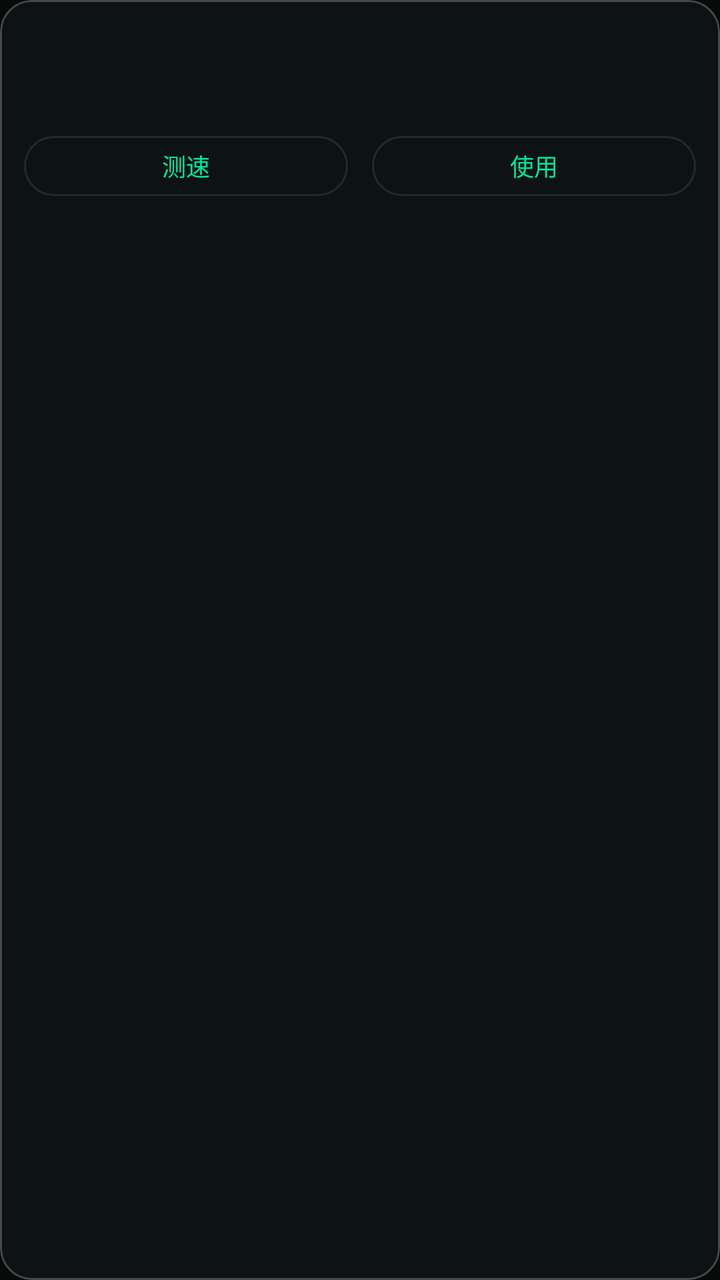
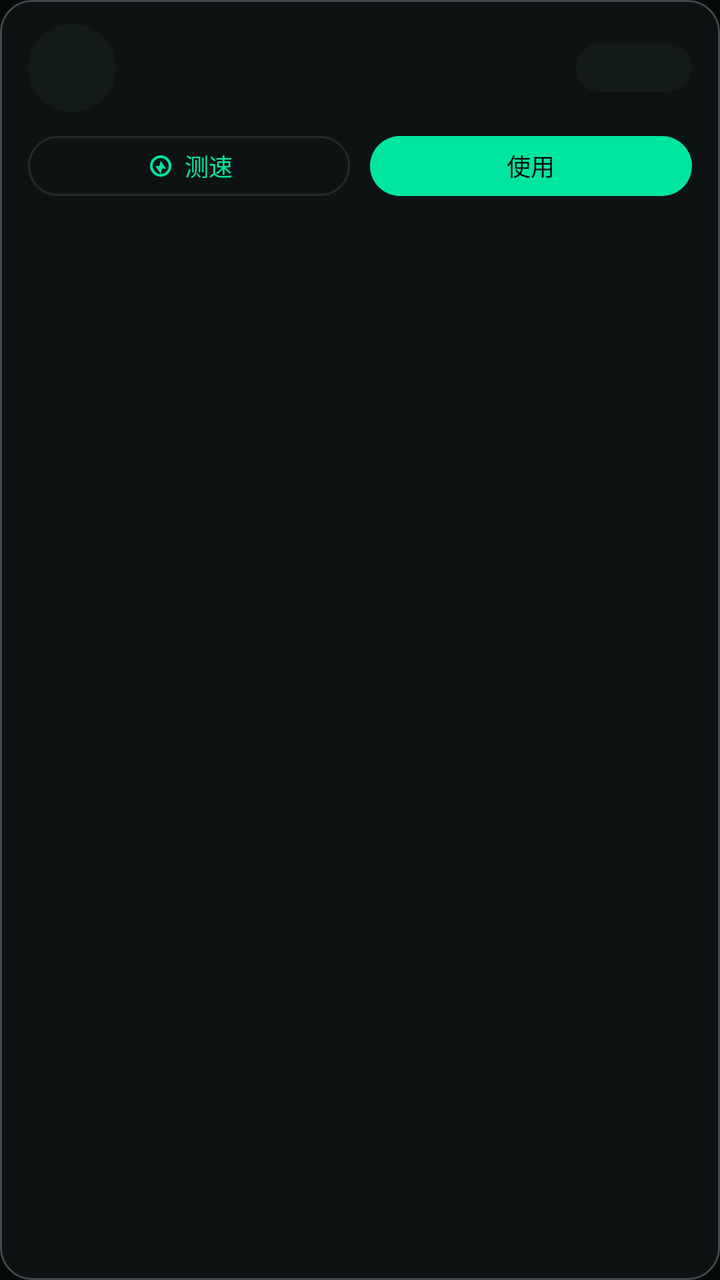

Two renders of the same Android screen: before a commit and after it. Below are the layout's source before the change and the commit's diff.
<!-- AndroidManifest.xml: application theme Theme.TunVPN -->
<!-- res/layout/subscribelistitem.xml -->
<?xml version="1.0" encoding="utf-8"?>
<com.google.android.material.card.MaterialCardView
	xmlns:android="http://schemas.android.com/apk/res/android"
	xmlns:app="http://schemas.android.com/apk/res-auto"
	style="@style/Widget.Material3.CardView.Outlined"
	android:layout_width="match_parent"
	android:layout_height="wrap_content"
	app:cardCornerRadius="16dp">
	<LinearLayout
		android:orientation="vertical"
		android:layout_width="match_parent"
		android:layout_height="wrap_content"
		android:padding="12dp">
		<LinearLayout
			android:orientation="horizontal"
			android:layout_width="match_parent"
			android:layout_height="wrap_content"
			android:gravity="center_vertical">
			<TextView
				android:id="@+id/item_name"
				android:layout_width="0dp"
				android:layout_height="wrap_content"
				android:layout_weight="1"
				android:ellipsize="end"
				android:maxLines="2"
				android:textAppearance="?attr/textAppearanceTitleMedium"
				android:textStyle="bold"/>
			<TextView
				android:id="@+id/item_status"
				android:layout_width="wrap_content"
				android:layout_height="wrap_content"
				android:layout_marginStart="8dp"
				android:gravity="end"
				android:maxLines="1"
				android:textAppearance="?attr/textAppearanceLabelLarge"
				android:textStyle="bold"/>
		</LinearLayout>
		
		<LinearLayout
			android:orientation="horizontal"
			android:layout_width="match_parent"
			android:layout_height="wrap_content"
			android:layout_marginTop="6dp"
			android:gravity="center_vertical">
			<TextView
				android:id="@+id/item_proto"
				android:layout_width="wrap_content"
				android:layout_height="wrap_content"
				android:background="@drawable/bg_chip"
				android:maxLines="1"
				android:paddingLeft="8dp"
				android:paddingRight="8dp"
				android:paddingTop="2dp"
				android:paddingBottom="2dp"
				android:textSize="11sp"
				android:textStyle="bold"
				android:textColor="?attr/colorOnPrimaryContainer"
				android:visibility="gone"/>
			<TextView
				android:id="@+id/item_detail"
				android:layout_width="0dp"
				android:layout_height="wrap_content"
				android:layout_weight="1"
				android:layout_marginStart="8dp"
				android:ellipsize="end"
				android:maxLines="1"
				android:textAppearance="?attr/textAppearanceBodySmall"
				android:textColor="?attr/colorOnSurfaceVariant"/>
		</LinearLayout>
		<TextView
			android:id="@+id/item_badge"
			android:layout_width="wrap_content"
			android:layout_height="wrap_content"
			android:layout_marginTop="6dp"
			android:text="@string/node_in_use"
			android:textAppearance="?attr/textAppearanceLabelMedium"
			android:textStyle="bold"
			android:visibility="gone"/>
		<LinearLayout
			android:orientation="horizontal"
			android:layout_width="match_parent"
			android:layout_height="wrap_content"
			android:layout_marginTop="8dp">
			<com.google.android.material.button.MaterialButton
				android:id="@+id/item_test"
				style="?attr/materialButtonOutlinedStyle"
				android:layout_width="0dp"
				android:layout_weight="1"
				android:layout_height="wrap_content"
				android:minHeight="38dp"
				android:text="@string/sub_test"
				android:textSize="12sp"/>
			<com.google.android.material.button.MaterialButton
				android:id="@+id/item_use"
				style="?attr/materialButtonOutlinedStyle"
				android:layout_width="0dp"
				android:layout_weight="1"
				android:layout_height="wrap_content"
				android:layout_marginStart="12dp"
				android:minHeight="38dp"
				android:text="@string/sub_use"
				android:textSize="12sp"/>
		</LinearLayout>
	</LinearLayout>
</com.google.android.material.card.MaterialCardView>
<!-- resources referenced by this layout -->
<resources>
  <!-- drawable bg_chip (drawable) -->
  <?xml version="1.0" encoding="utf-8"?>
  <shape xmlns:android="http://schemas.android.com/apk/res/android"
  	android:shape="rectangle">
  	<solid android:color="?attr/colorPrimaryContainer"/>
  	<corners android:radius="6dp"/>
  </shape>
  <string name="node_in_use">使用中</string>
  <string name="sub_test">测速</string>
  <string name="sub_use">使用</string>
  <style name="Theme.TunVPN" parent="Theme.Material3.Dark.NoActionBar">
  		<item name="colorPrimary">#00E5A0</item>
  		<item name="colorOnPrimary">#060A09</item>
  		<item name="colorPrimaryContainer">#10261F</item>
  		<item name="colorOnPrimaryContainer">#6CFFD0</item>
  		<item name="colorSecondary">#00E5A0</item>
  		<item name="colorOnSecondary">#060A09</item>
  		<item name="colorSecondaryContainer">#0B2E26</item>
  		<item name="colorOnSecondaryContainer">#6CFFD0</item>
  		<item name="colorError">#FF5C7A</item>
  		<item name="colorOnError">#060A09</item>
  		<item name="colorErrorContainer">#3A1220</item>
  		<item name="colorOnErrorContainer">#FFC2CE</item>
  		<item name="android:colorBackground">#060A09</item>
  		<item name="colorSurface">#0D1312</item>
  		<item name="colorOnSurface">#E4FFF5</item>
  		<item name="colorSurfaceVariant">#131B1A</item>
  		<item name="colorOnSurfaceVariant">#7F9A93</item>
  		<item name="colorSurfaceContainer">#18221F</item>
  		<item name="colorOutline">#1F2C29</item>
  		<item name="android:statusBarColor">@android:color/transparent</item>
  		<item name="android:navigationBarColor">@android:color/transparent</item>
  		<item name="android:windowLightStatusBar">false</item>
  		<item name="android:windowBackground">#060A09</item>
  	</style>
</resources>

<!-- the commit's change to res/layout/subscribelistitem.xml (unified diff, before → after) -->
@@ -10,72 +10,117 @@
 		android:orientation="vertical"
 		android:layout_width="match_parent"
 		android:layout_height="wrap_content"
-		android:padding="12dp">
+		android:paddingLeft="14dp"
+		android:paddingRight="14dp"
+		android:paddingTop="12dp"
+		android:paddingBottom="10dp">
+
 		<LinearLayout
 			android:orientation="horizontal"
 			android:layout_width="match_parent"
 			android:layout_height="wrap_content"
 			android:gravity="center_vertical">
+
+			
 			<TextView
-				android:id="@+id/item_name"
+				android:id="@+id/item_flag"
+				android:layout_width="44dp"
+				android:layout_height="44dp"
+				android:background="@drawable/bg_avatar"
+				android:gravity="center"
+				android:includeFontPadding="false"
+				android:textSize="22sp"/>
+
+			<LinearLayout
+				android:orientation="vertical"
 				android:layout_width="0dp"
 				android:layout_height="wrap_content"
 				android:layout_weight="1"
-				android:ellipsize="end"
-				android:maxLines="2"
-				android:textAppearance="?attr/textAppearanceTitleMedium"
-				android:textStyle="bold"/>
+				android:layout_marginStart="12dp">
+
+				<LinearLayout
+					android:orientation="horizontal"
+					android:layout_width="match_parent"
+					android:layout_height="wrap_content"
+					android:gravity="center_vertical">
+					<TextView
+						android:id="@+id/item_name"
+						android:layout_width="0dp"
+						android:layout_height="wrap_content"
+						android:layout_weight="1"
+						android:ellipsize="end"
+						android:maxLines="1"
+						android:textAppearance="?attr/textAppearanceTitleSmall"
+						android:textStyle="bold"/>
+					<TextView
+						android:id="@+id/item_badge"
+						android:layout_width="wrap_content"
+						android:layout_height="wrap_content"
+						android:layout_marginStart="6dp"
+						android:background="@drawable/bg_chip"
+						android:paddingLeft="6dp"
+						android:paddingRight="6dp"
+						android:paddingTop="1dp"
+						android:paddingBottom="1dp"
+						android:text="@string/node_in_use"
+						android:textSize="10sp"
+						android:textStyle="bold"
+						android:textColor="?attr/colorOnPrimaryContainer"
+						android:visibility="gone"/>
+				</LinearLayout>
+
+				
+				<LinearLayout
+					android:orientation="horizontal"
+					android:layout_width="match_parent"
+					android:layout_height="wrap_content"
+					android:layout_marginTop="3dp"
+					android:gravity="center_vertical">
+					<TextView
+						android:id="@+id/item_proto"
+						android:layout_width="wrap_content"
+						android:layout_height="wrap_content"
+						android:background="@drawable/bg_chip"
+						android:maxLines="1"
+						android:paddingLeft="6dp"
+						android:paddingRight="6dp"
+						android:paddingTop="1dp"
+						android:paddingBottom="1dp"
+						android:textSize="10sp"
+						android:textStyle="bold"
+						android:textColor="?attr/colorOnPrimaryContainer"
+						android:visibility="gone"/>
+					<TextView
+						android:id="@+id/item_detail"
+						android:layout_width="0dp"
+						android:layout_height="wrap_content"
+						android:layout_weight="1"
+						android:layout_marginStart="6dp"
+						android:ellipsize="middle"
+						android:maxLines="1"
+						android:textAppearance="?attr/textAppearanceBodySmall"
+						android:textColor="?attr/colorOnSurfaceVariant"/>
+				</LinearLayout>
+			</LinearLayout>
+
+			
 			<TextView
 				android:id="@+id/item_status"
 				android:layout_width="wrap_content"
 				android:layout_height="wrap_content"
-				android:layout_marginStart="8dp"
-				android:gravity="end"
+				android:layout_marginStart="10dp"
+				android:background="@drawable/bg_pill"
+				android:gravity="center"
 				android:maxLines="1"
-				android:textAppearance="?attr/textAppearanceLabelLarge"
+				android:minWidth="58dp"
+				android:paddingLeft="8dp"
+				android:paddingRight="8dp"
+				android:paddingTop="4dp"
+				android:paddingBottom="4dp"
+				android:textAppearance="?attr/textAppearanceLabelMedium"
 				android:textStyle="bold"/>
 		</LinearLayout>
-		
-		<LinearLayout
-			android:orientation="horizontal"
-			android:layout_width="match_parent"
-			android:layout_height="wrap_content"
-			android:layout_marginTop="6dp"
-			android:gravity="center_vertical">
-			<TextView
-				android:id="@+id/item_proto"
-				android:layout_width="wrap_content"
-				android:layout_height="wrap_content"
-				android:background="@drawable/bg_chip"
-				android:maxLines="1"
-				android:paddingLeft="8dp"
-				android:paddingRight="8dp"
-				android:paddingTop="2dp"
-				android:paddingBottom="2dp"
-				android:textSize="11sp"
-				android:textStyle="bold"
-				android:textColor="?attr/colorOnPrimaryContainer"
-				android:visibility="gone"/>
-			<TextView
-				android:id="@+id/item_detail"
-				android:layout_width="0dp"
-				android:layout_height="wrap_content"
-				android:layout_weight="1"
-				android:layout_marginStart="8dp"
-				android:ellipsize="end"
-				android:maxLines="1"
-				android:textAppearance="?attr/textAppearanceBodySmall"
-				android:textColor="?attr/colorOnSurfaceVariant"/>
-		</LinearLayout>
-		<TextView
-			android:id="@+id/item_badge"
-			android:layout_width="wrap_content"
-			android:layout_height="wrap_content"
-			android:layout_marginTop="6dp"
-			android:text="@string/node_in_use"
-			android:textAppearance="?attr/textAppearanceLabelMedium"
-			android:textStyle="bold"
-			android:visibility="gone"/>
+
 		<LinearLayout
 			android:orientation="horizontal"
 			android:layout_width="match_parent"
@@ -89,17 +134,22 @@
 				android:layout_height="wrap_content"
 				android:minHeight="38dp"
 				android:text="@string/sub_test"
-				android:textSize="12sp"/>
+				android:textSize="12sp"
+				app:cornerRadius="19dp"
+				app:icon="@drawable/ic_speed"
+				app:iconGravity="textStart"
+				app:iconPadding="4dp"
+				app:iconSize="16dp"/>
 			<com.google.android.material.button.MaterialButton
 				android:id="@+id/item_use"
-				style="?attr/materialButtonOutlinedStyle"
 				android:layout_width="0dp"
 				android:layout_weight="1"
 				android:layout_height="wrap_content"
-				android:layout_marginStart="12dp"
+				android:layout_marginStart="10dp"
 				android:minHeight="38dp"
 				android:text="@string/sub_use"
-				android:textSize="12sp"/>
+				android:textSize="12sp"
+				app:cornerRadius="19dp"/>
 		</LinearLayout>
 	</LinearLayout>
 </com.google.android.material.card.MaterialCardView>
<!-- resource entries referenced after the edit -->
@@ -1,5 +1,11 @@
 <!-- resources referenced by this layout -->
 <resources>
+  <!-- drawable bg_avatar (drawable) -->
+  <?xml version="1.0" encoding="utf-8"?>
+  <shape xmlns:android="http://schemas.android.com/apk/res/android"
+  	android:shape="oval">
+  	<solid android:color="?attr/colorSurfaceVariant"/>
+  </shape>
   <!-- drawable bg_chip (drawable) -->
   <?xml version="1.0" encoding="utf-8"?>
   <shape xmlns:android="http://schemas.android.com/apk/res/android"
@@ -7,6 +13,23 @@
   	<solid android:color="?attr/colorPrimaryContainer"/>
   	<corners android:radius="6dp"/>
   </shape>
+  <!-- drawable bg_pill (drawable) -->
+  <?xml version="1.0" encoding="utf-8"?>
+  <shape xmlns:android="http://schemas.android.com/apk/res/android"
+  	android:shape="rectangle">
+  	<solid android:color="?attr/colorSurfaceVariant"/>
+  	<corners android:radius="12dp"/>
+  </shape>
+  <!-- drawable ic_speed (drawable) -->
+  <vector xmlns:android="http://schemas.android.com/apk/res/android"
+  	android:width="24dp"
+  	android:height="24dp"
+  	android:viewportWidth="24"
+  	android:viewportHeight="24">
+  	<path
+  		android:fillColor="#000000"
+  		android:pathData="M12,4a8,8 0 1,0 0,16 8,8 0 0,0 0,-16zM12,6a6,6 0 1,1 0,12 6,6 0 0,1 0,-12zM12,8l4,6h-3l-1,4 -4,-6h3l1,-4z"/>
+  </vector>
   <string name="node_in_use">使用中</string>
   <string name="sub_test">测速</string>
   <string name="sub_use">使用</string>
